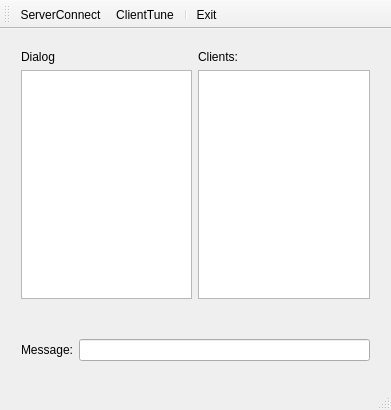
Qt form FirstGui/mainwindow.ui (timurchan/client-server) before a commit.
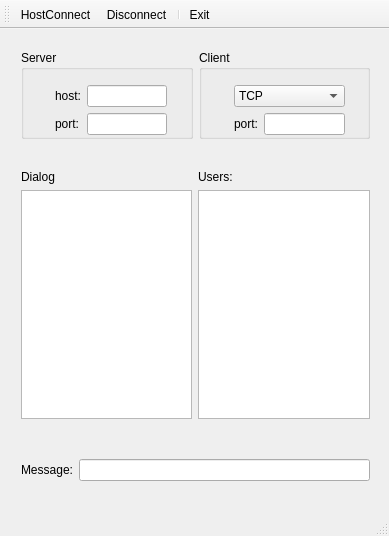
The same form after that commit. Icons and pictures are not drawn.

Commit message: a huge gui updates added; client port setting released

```diff
--- a/FirstGui/mainwindow.ui
+++ b/FirstGui/mainwindow.ui
@@ -2,14 +2,23 @@
 <ui version="4.0">
  <class>MainWindow</class>
  <widget class="QMainWindow" name="MainWindow">
+  <property name="enabled">
+   <bool>true</bool>
+  </property>
   <property name="geometry">
    <rect>
     <x>0</x>
     <y>0</y>
-    <width>391</width>
-    <height>410</height>
+    <width>389</width>
+    <height>536</height>
    </rect>
   </property>
+  <property name="sizePolicy">
+   <sizepolicy hsizetype="Preferred" vsizetype="Preferred">
+    <horstretch>0</horstretch>
+    <verstretch>0</verstretch>
+   </sizepolicy>
+  </property>
   <property name="windowTitle">
    <string>Diakont client</string>
   </property>
@@ -18,12 +27,12 @@
     <property name="geometry">
      <rect>
       <x>10</x>
-      <y>291</y>
+      <y>411</y>
       <width>371</width>
       <height>61</height>
      </rect>
     </property>
-    <layout class="QGridLayout" name="gridLayout">
+    <layout class="QGridLayout" name="msgLayout">
      <item row="0" column="1">
       <widget class="QLineEdit" name="messageLineEdit"/>
      </item>
@@ -40,14 +49,18 @@
     <property name="geometry">
      <rect>
       <x>10</x>
-      <y>10</y>
+      <y>130</y>
       <width>371</width>
       <height>271</height>
      </rect>
     </property>
-    <layout class="QGridLayout" name="gridLayout_2">
-     <item row="1" column="1">
-      <widget class="QListWidget" name="clientsWidget"/>
+    <layout class="QGridLayout" name="dispLayout">
+     <item row="0" column="1">
+      <widget class="QLabel" name="clientsLabel">
+       <property name="text">
+        <string>Users:</string>
+       </property>
+      </widget>
      </item>
      <item row="0" column="0">
       <widget class="QLabel" name="dialogLabel">
@@ -56,19 +69,220 @@
        </property>
       </widget>
      </item>
-     <item row="0" column="1">
-      <widget class="QLabel" name="clientsLabel">
-       <property name="text">
-        <string>Clients:</string>
-       </property>
-      </widget>
+     <item row="1" column="1">
+      <widget class="QListWidget" name="clientsWidget"/>
      </item>
      <item row="1" column="0">
       <widget class="QTextEdit" name="dialogW"/>
      </item>
     </layout>
    </widget>
+   <widget class="QWidget" name="gridLayoutWidget_3">
+    <property name="geometry">
+     <rect>
+      <x>10</x>
+      <y>10</y>
+      <width>371</width>
+      <height>111</height>
+     </rect>
+    </property>
+    <layout class="QGridLayout" name="tuneUpLayout">
+     <item row="0" column="1">
+      <widget class="QGroupBox" name="groupBox_2">
+       <property name="title">
+        <string>Client</string>
+       </property>
+       <widget class="QWidget" name="gridLayoutWidget_4">
+        <property name="geometry">
+         <rect>
+          <x>10</x>
+          <y>20</y>
+          <width>161</width>
+          <height>81</height>
+         </rect>
+        </property>
+        <layout class="QGridLayout" name="gridLayout_4">
+         <item row="2" column="2">
+          <widget class="QLineEdit" name="clPortLE"/>
+         </item>
+         <item row="0" column="1">
+          <spacer name="verticalSpacer_2">
+           <property name="orientation">
+            <enum>Qt::Vertical</enum>
+           </property>
+           <property name="sizeHint" stdset="0">
+            <size>
+             <width>20</width>
+             <height>40</height>
+            </size>
+           </property>
+          </spacer>
+         </item>
+         <item row="1" column="1" colspan="2">
+          <widget class="QComboBox" name="clCB">
+           <property name="sizePolicy">
+            <sizepolicy hsizetype="Ignored" vsizetype="Fixed">
+             <horstretch>0</horstretch>
+             <verstretch>0</verstretch>
+            </sizepolicy>
+           </property>
+           <item>
+            <property name="text">
+             <string>TCP</string>
+            </property>
+           </item>
+           <item>
+            <property name="text">
+             <string>UDP</string>
+            </property>
+           </item>
+          </widget>
+         </item>
+         <item row="1" column="3">
+          <spacer name="horizontalSpacer">
+           <property name="orientation">
+            <enum>Qt::Horizontal</enum>
+           </property>
+           <property name="sizeHint" stdset="0">
+            <size>
+             <width>40</width>
+             <height>20</height>
+            </size>
+           </property>
+          </spacer>
+         </item>
+         <item row="3" column="2">
+          <spacer name="verticalSpacer_3">
+           <property name="orientation">
+            <enum>Qt::Vertical</enum>
+           </property>
+           <property name="sizeHint" stdset="0">
+            <size>
+             <width>20</width>
+             <height>40</height>
+            </size>
+           </property>
+          </spacer>
+         </item>
+         <item row="2" column="1">
+          <widget class="QLabel" name="clPortL">
+           <property name="text">
+            <string>port:</string>
+           </property>
+          </widget>
+         </item>
+         <item row="2" column="0">
+          <spacer name="horizontalSpacer_2">
+           <property name="orientation">
+            <enum>Qt::Horizontal</enum>
+           </property>
+           <property name="sizeHint" stdset="0">
+            <size>
+             <width>40</width>
+             <height>20</height>
+            </size>
+           </property>
+          </spacer>
+         </item>
+        </layout>
+       </widget>
+      </widget>
+     </item>
+     <item row="0" column="0">
+      <widget class="QGroupBox" name="groupBox">
+       <property name="title">
+        <string>Server</string>
+       </property>
+       <widget class="QWidget" name="gridLayoutWidget_5">
+        <property name="geometry">
+         <rect>
+          <x>10</x>
+          <y>20</y>
+          <width>160</width>
+          <height>80</height>
+         </rect>
+        </property>
+        <layout class="QGridLayout" name="gridLayout_5">
+         <item row="2" column="2">
+          <widget class="QLineEdit" name="srvPortLE"/>
+         </item>
+         <item row="2" column="1">
+          <widget class="QLabel" name="srvPortL">
+           <property name="text">
+            <string>port:</string>
+           </property>
+          </widget>
+         </item>
+         <item row="1" column="1">
+          <widget class="QLabel" name="srvHostL">
+           <property name="text">
+            <string>host:</string>
+           </property>
+          </widget>
+         </item>
+         <item row="2" column="0">
+          <spacer name="horizontalSpacer_3">
+           <property name="orientation">
+            <enum>Qt::Horizontal</enum>
+           </property>
+           <property name="sizeHint" stdset="0">
+            <size>
+             <width>40</width>
+             <height>20</height>
+            </size>
+           </property>
+          </spacer>
+         </item>
+         <item row="3" column="2">
+          <spacer name="verticalSpacer_4">
+           <property name="orientation">
+            <enum>Qt::Vertical</enum>
+           </property>
+           <property name="sizeHint" stdset="0">
+            <size>
+             <width>20</width>
+             <height>40</height>
+            </size>
+           </property>
+          </spacer>
+         </item>
+         <item row="1" column="2">
+          <widget class="QLineEdit" name="srvHostLE"/>
+         </item>
+         <item row="0" column="2">
+          <spacer name="verticalSpacer">
+           <property name="orientation">
+            <enum>Qt::Vertical</enum>
+           </property>
+           <property name="sizeHint" stdset="0">
+            <size>
+             <width>20</width>
+             <height>40</height>
+            </size>
+           </property>
+          </spacer>
+         </item>
+         <item row="1" column="3">
+          <spacer name="horizontalSpacer_4">
+           <property name="orientation">
+            <enum>Qt::Horizontal</enum>
+           </property>
+           <property name="sizeHint" stdset="0">
+            <size>
+             <width>40</width>
+             <height>20</height>
+            </size>
+           </property>
+          </spacer>
+         </item>
+        </layout>
+       </widget>
+      </widget>
+     </item>
+    </layout>
+   </widget>
   </widget>
+  <widget class="QStatusBar" name="statusBar"/>
   <widget class="QToolBar" name="mainToolBar">
    <attribute name="toolBarArea">
     <enum>TopToolBarArea</enum>
@@ -77,30 +291,29 @@
     <bool>false</bool>
    </attribute>
    <addaction name="actionServerConnect"/>
-   <addaction name="actionClientTune"/>
+   <addaction name="actionDisconnect"/>
    <addaction name="separator"/>
    <addaction name="actionExit"/>
   </widget>
-  <widget class="QStatusBar" name="statusBar"/>
   <action name="actionServerConnect">
    <property name="icon">
     <iconset resource="client.qrc">
-     <normaloff>:/new/prefix1/icons/server.png</normaloff>:/new/prefix1/icons/server.png</iconset>
+     <normaloff>:/new/prefix1/icons/connect_small.png</normaloff>:/new/prefix1/icons/connect_small.png</iconset>
    </property>
    <property name="text">
-    <string>ServerConnect</string>
+    <string>HostConnect</string>
    </property>
    <property name="toolTip">
     <string>connect</string>
    </property>
   </action>
-  <action name="actionClientTune">
+  <action name="actionDisconnect">
    <property name="icon">
     <iconset resource="client.qrc">
-     <normaloff>:/new/prefix1/icons/setting_tools.png</normaloff>:/new/prefix1/icons/setting_tools.png</iconset>
+     <normaloff>:/new/prefix1/icons/disconnect_small.png</normaloff>:/new/prefix1/icons/disconnect_small.png</iconset>
    </property>
    <property name="text">
-    <string>ClientTune</string>
+    <string>Disconnect</string>
    </property>
    <property name="toolTip">
     <string>client tune</string>
@@ -109,7 +322,7 @@
   <action name="actionExit">
    <property name="icon">
     <iconset resource="client.qrc">
-     <normaloff>:/new/prefix1/icons/door_in.png</normaloff>:/new/prefix1/icons/door_in.png</iconset>
+     <normaloff>:/new/prefix1/icons/door_in_small.png</normaloff>:/new/prefix1/icons/door_in_small.png</iconset>
    </property>
    <property name="text">
     <string>Exit</string>
```
The commit also changes 3 other files.
